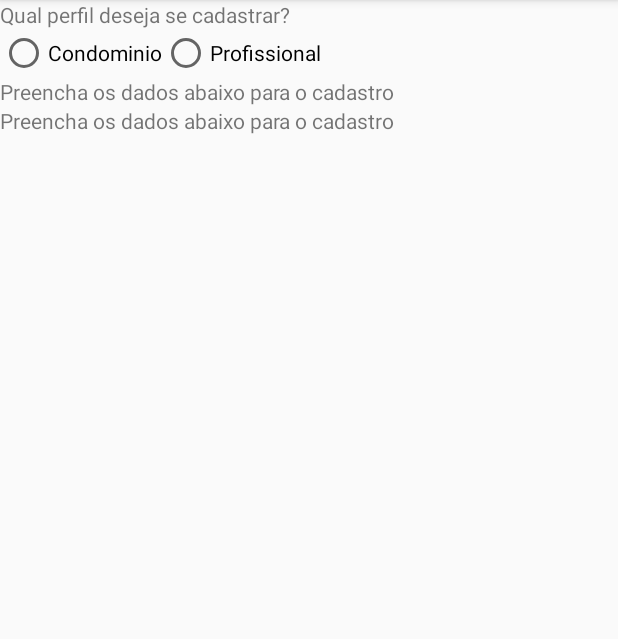
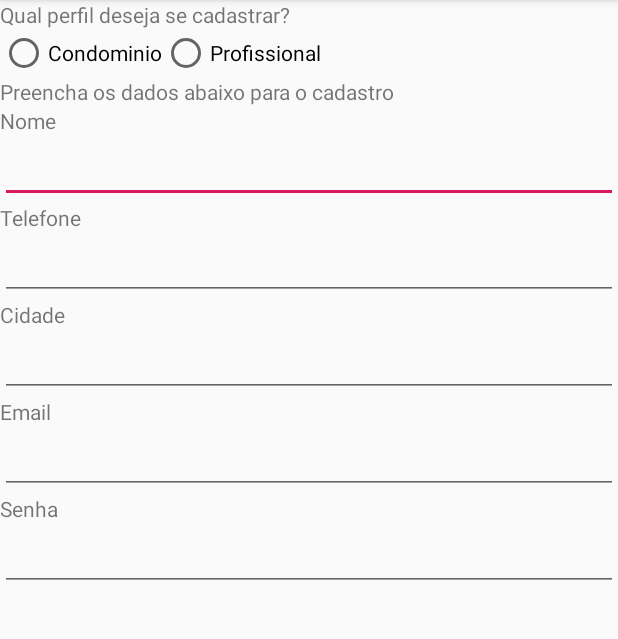
Before and after one commit to rodrigocosta07/AppTopServices, an Android app: the RegistrarActivity screen opened directly, with no data from a screen before it, on a phone screen of 412 x 824 dp, the part 84-723 px from its top. Run offline under Robolectric (Android 15) with nearby library versions, the phone set to English and light mode, and no system bars.

Commit message:
Edição da tela de registro com Radio Button pra selecionar o tipo de cadastro

```diff
--- a/app/src/main/java/com/app/topservices/RegistrarActivity.java
+++ b/app/src/main/java/com/app/topservices/RegistrarActivity.java
@@ -2,8 +2,13 @@ package com.app.topservices;
 
 import android.support.v7.app.AppCompatActivity;
 import android.os.Bundle;
+import android.util.Log;
 import android.view.View;
+import android.widget.LinearLayout;
 import android.widget.RadioButton;
+import android.widget.RadioGroup;
+
+import static android.icu.lang.UCharacter.GraphemeClusterBreak.V;
 
 public class RegistrarActivity extends AppCompatActivity {
 
@@ -12,8 +17,23 @@ public class RegistrarActivity extends AppCompatActivity {
         super.onCreate(savedInstanceState);
         setContentView(R.layout.activity_registrar);
 
+       final RadioGroup group = (RadioGroup) findViewById(R.id.RadioGroup);
+        final LinearLayout Condo = (LinearLayout) findViewById(R.id.FormCondominio);
 
+        final LinearLayout Prof = (LinearLayout) findViewById(R.id.FormProfissional);
+       Condo.setVisibility(View.GONE);
+        group.setOnCheckedChangeListener(new RadioGroup.OnCheckedChangeListener() {
+           @Override
+           public void onCheckedChanged(RadioGroup radioGroup, int i) {
+              if(i == R.id.RadioCondominio){
+                  Prof.setVisibility(View.INVISIBLE);
+                  Condo.setVisibility(View.VISIBLE);
+              }else if(i == R.id.RadioProfissional){
+                  Condo.setVisibility(View.GONE);
+                  Prof.setVisibility(View.VISIBLE);
+              }
 
-
+           }
+       });
     }
 }
--- a/app/src/main/res/layout/activity_registrar.xml
+++ b/app/src/main/res/layout/activity_registrar.xml
@@ -12,6 +12,7 @@
         android:layout_height="wrap_content"
         android:text="Qual perfil deseja se cadastrar?"/>
     <RadioGroup
+        android:id="@+id/RadioGroup"
         android:layout_width="wrap_content"
         android:layout_height="wrap_content"
         android:orientation="horizontal"
@@ -32,23 +33,130 @@
 
     <LinearLayout
         android:id="@+id/FormCondominio"
-        android:layout_width="wrap_content"
+        android:layout_width="match_parent"
         android:layout_height="wrap_content"
-        >
+        android:orientation="vertical"
+        android:visibility="invisible">
     <TextView
         android:layout_width="wrap_content"
         android:layout_height="wrap_content"
         android:text="Preencha os dados abaixo para o cadastro"/>
+
+        <TextView
+            android:layout_width="wrap_content"
+            android:layout_height="wrap_content"
+            android:text="Nome do Condominio"/>
+        <EditText
+            android:id="@+id/TxtNomeCondo"
+            android:layout_width="match_parent"
+            android:layout_height="wrap_content"
+            android:inputType="text"/>
+        <TextView
+            android:layout_width="wrap_content"
+            android:layout_height="wrap_content"
+            android:text="Nome do Responsavel"/>
+        <EditText
+            android:id="@+id/TxtNomeResp"
+            android:layout_width="match_parent"
+            android:layout_height="wrap_content"
+            android:inputType="text"/>
+        <TextView
+            android:layout_width="wrap_content"
+            android:layout_height="wrap_content"
+            android:text="Telefone"/>
+        <EditText
+            android:id="@+id/TxtTelCondo"
+            android:layout_width="match_parent"
+            android:layout_height="wrap_content"
+            android:inputType="phone"/>
+
+        <TextView
+            android:layout_width="wrap_content"
+            android:layout_height="wrap_content"
+            android:text="Endereço"/>
+        <EditText
+            android:id="@+id/TxtEnderecoCondo"
+            android:layout_width="match_parent"
+            android:layout_height="wrap_content"
+            android:inputType="text"/>
+
+        <TextView
+            android:layout_width="wrap_content"
+            android:layout_height="wrap_content"
+            android:text="Email"/>
+        <EditText
+            android:id="@+id/TxtEmailCondo"
+            android:layout_width="match_parent"
+            android:layout_height="wrap_content"
+            android:inputType="textEmailAddress"/>
+        <TextView
+            android:layout_width="wrap_content"
+            android:layout_height="wrap_content"
+            android:text="Senha"/>
+        <EditText
+            android:id="@+id/TxtSenhaCondo"
+            android:layout_width="match_parent"
+            android:layout_height="wrap_content"
+            android:inputType="textPassword"/>
     </LinearLayout>
 
     <LinearLayout
         android:id="@+id/FormProfissional"
-        android:layout_width="wrap_content"
+        android:layout_width="match_parent"
         android:layout_height="wrap_content"
-        >
+        android:orientation="vertical"
+        android:visibility="visible">
     <TextView
         android:layout_width="wrap_content"
         android:layout_height="wrap_content"
         android:text="Preencha os dados abaixo para o cadastro"/>
+
+        <TextView
+            android:layout_width="wrap_content"
+            android:layout_height="wrap_content"
+            android:text="Nome"/>
+        <EditText
+            android:id="@+id/TxtNome"
+            android:layout_width="match_parent"
+            android:layout_height="wrap_content"
+            android:inputType="text"/>
+        <TextView
+            android:layout_width="wrap_content"
+            android:layout_height="wrap_content"
+            android:text="Telefone"/>
+        <EditText
+            android:id="@+id/TxtTelProfissional"
+            android:layout_width="match_parent"
+            android:layout_height="wrap_content"
+            android:inputType="phone"/>
+
+        <TextView
+            android:layout_width="wrap_content"
+            android:layout_height="wrap_content"
+            android:text="Cidade"/>
+        <EditText
+            android:id="@+id/TxtCidadeProfissional"
+            android:layout_width="match_parent"
+            android:layout_height="wrap_content"
+            android:inputType="text"/>
+
+        <TextView
+            android:layout_width="wrap_content"
+            android:layout_height="wrap_content"
+            android:text="Email"/>
+        <EditText
+            android:id="@+id/TxtEmailProfissional"
+            android:layout_width="match_parent"
+            android:layout_height="wrap_content"
+            android:inputType="textEmailAddress"/>
+        <TextView
+            android:layout_width="wrap_content"
+            android:layout_height="wrap_content"
+            android:text="Senha"/>
+        <EditText
+            android:id="@+id/TxtSenhaProfissional"
+            android:layout_width="match_parent"
+            android:layout_height="wrap_content"
+            android:inputType="textPassword"/>
     </LinearLayout>
 </LinearLayout>
```
